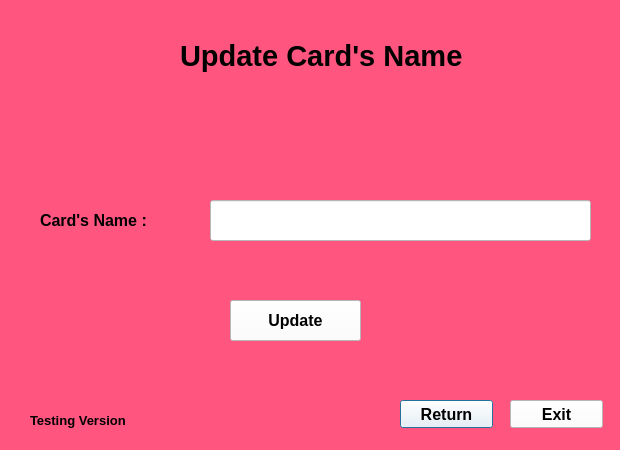
Above: update_card_name.ui from Louay-Barraq/PasswordAndCreditCard-Manager before the change. Below: the same form after it.
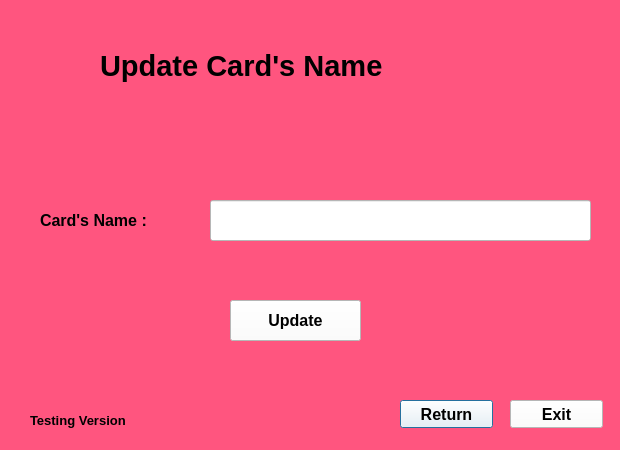
That is the form after the change.

Commit message: Added The Credit Card GUIs

```diff
--- a/update_card_name.ui
+++ b/update_card_name.ui
@@ -19,9 +19,9 @@
   <widget class="QLabel" name="label_4">
    <property name="geometry">
     <rect>
-     <x>180</x>
-     <y>20</y>
-     <width>341</width>
+     <x>100</x>
+     <y>30</y>
+     <width>471</width>
      <height>71</height>
     </rect>
    </property>
```
The commit also changes 10 other files.
